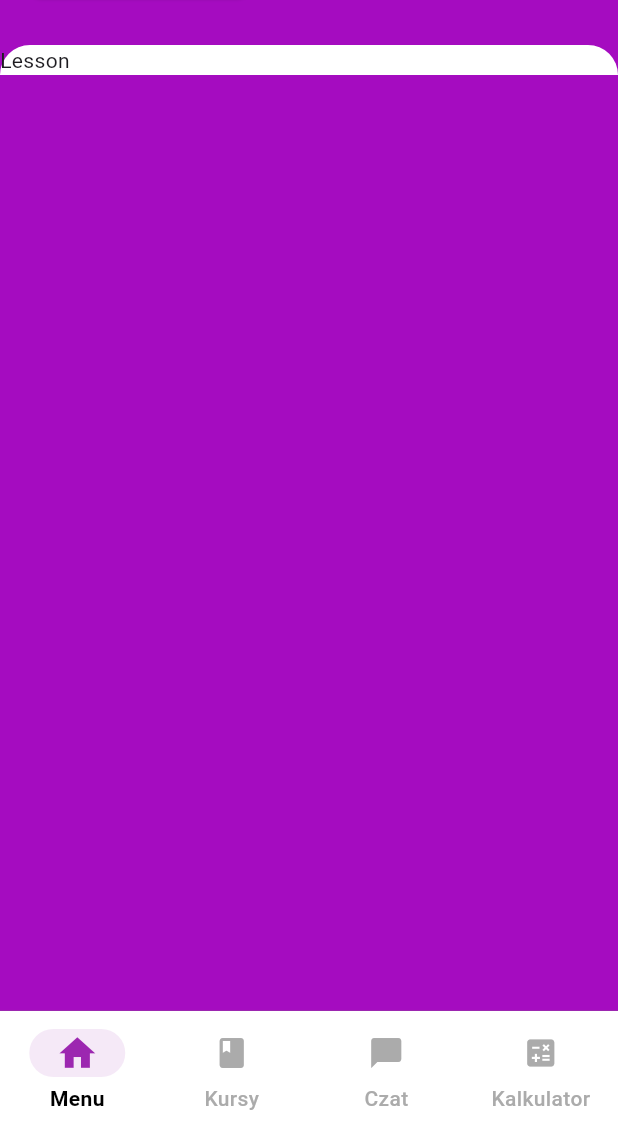
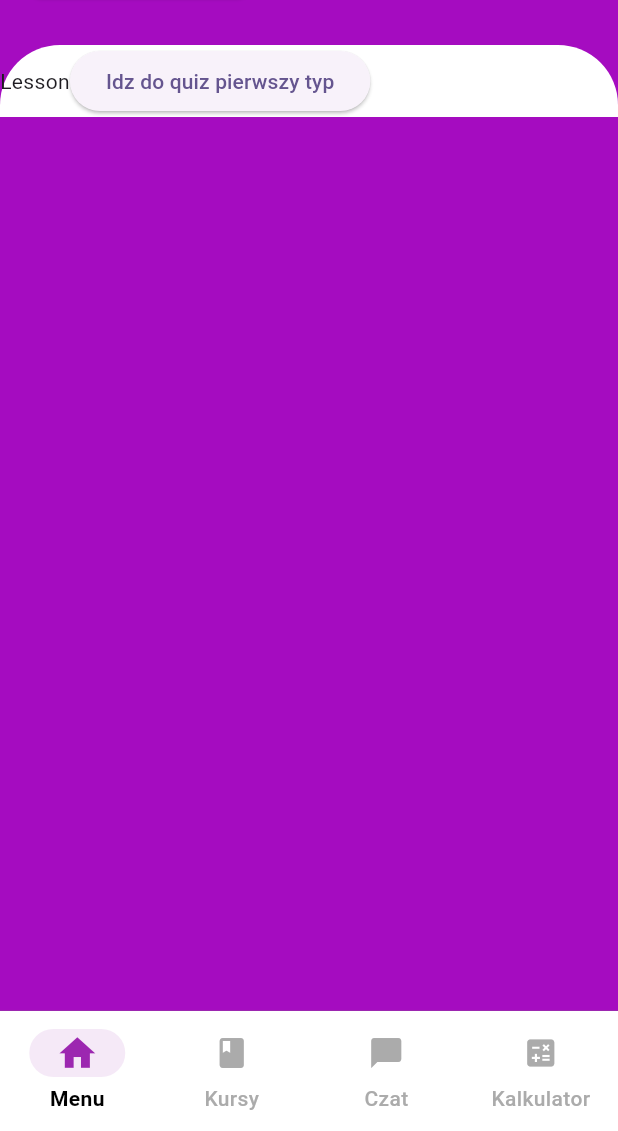
Before and after one commit to SzimiCode/AplikacjaMatematyka, a Flutter app: the LessonContentPage screen opened directly, on a phone screen of 412 x 824 dp, the part 105-1236 px from its top. Run offline on Flutter 3.47's test engine with Material 3 defaults, Android fonts, the phone set to English and light mode, and no system bars; our stand-ins replace dash_chat_2, flutter_gemini, math_expressions.

Commit message:
fix: try of the route to content page

```diff
--- a/aplikacjamatematyka/lib/core/widget_tree.dart
+++ b/aplikacjamatematyka/lib/core/widget_tree.dart
@@ -3,6 +3,7 @@ import 'package:aplikacjamatematyka/features/chat/view/pages/chat_page.dart';
 import 'package:aplikacjamatematyka/features/home/view/pages/home_page.dart';
 import 'package:aplikacjamatematyka/features/quiz/view/pages/choose_lesson_page.dart';
 import 'package:aplikacjamatematyka/features/quiz/view/pages/quiz_first_type_page.dart';
+import 'package:aplikacjamatematyka/features/quiz/view/pages/lesson_content_page.dart';
 import 'package:aplikacjamatematyka/features/settings/view/pages/settings_page.dart';
 import 'package:flutter/material.dart';
 import 'package:aplikacjamatematyka/core/data/notifiers.dart';
@@ -14,6 +15,7 @@ List<Widget>pages = [
   CalculatorPage(),
   SettingsPage(),
   QuizFirstTypePage(),
+  LessonContentPage(),
 ];
 
 
--- a/aplikacjamatematyka/lib/features/quiz/view/widgets/content_lesson_widget.dart
+++ b/aplikacjamatematyka/lib/features/quiz/view/widgets/content_lesson_widget.dart
@@ -1,4 +1,5 @@
 import 'package:flutter/material.dart';
+import 'package:aplikacjamatematyka/core/data/notifiers.dart';
 
 class ContentLessonWidget extends StatelessWidget {
   final int number;
@@ -19,6 +20,14 @@ class ContentLessonWidget extends StatelessWidget {
             Container(
               child: Text("Lesson"),
             ),
+            ElevatedButton(
+              onPressed: () {
+                selectedPageNotifier.value = 5;
+              },
+              child: (
+                Text("Idz do quiz pierwszy typ")
+              ),
+            )
           ],
         ),
     );
--- a/aplikacjamatematyka/lib/features/quiz/viewmodel/choose_lesson_page_viewmodel.dart
+++ b/aplikacjamatematyka/lib/features/quiz/viewmodel/choose_lesson_page_viewmodel.dart
@@ -16,6 +16,6 @@ class ChooseLessonPageViewmodel {
     );
   }
    void onLessonButtonPressed(){
-    selectedPageNotifier.value = 5;
+    selectedPageNotifier.value = 3;
   }
 }
```
